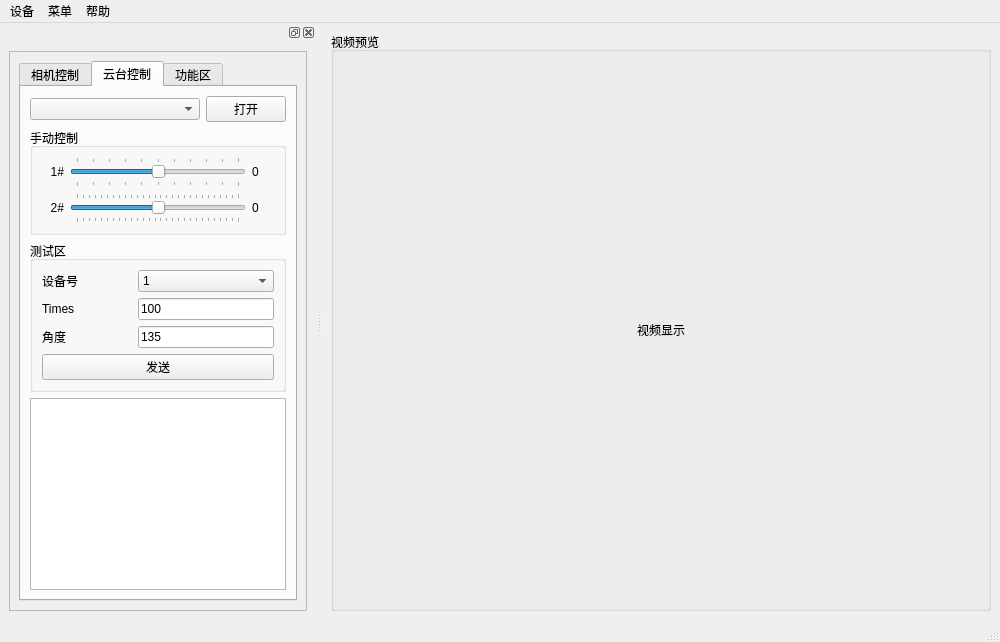
Above: ui/mainwindow.ui from choushunn/ObjectTrackingDemo before the change. Below: the same form after it.
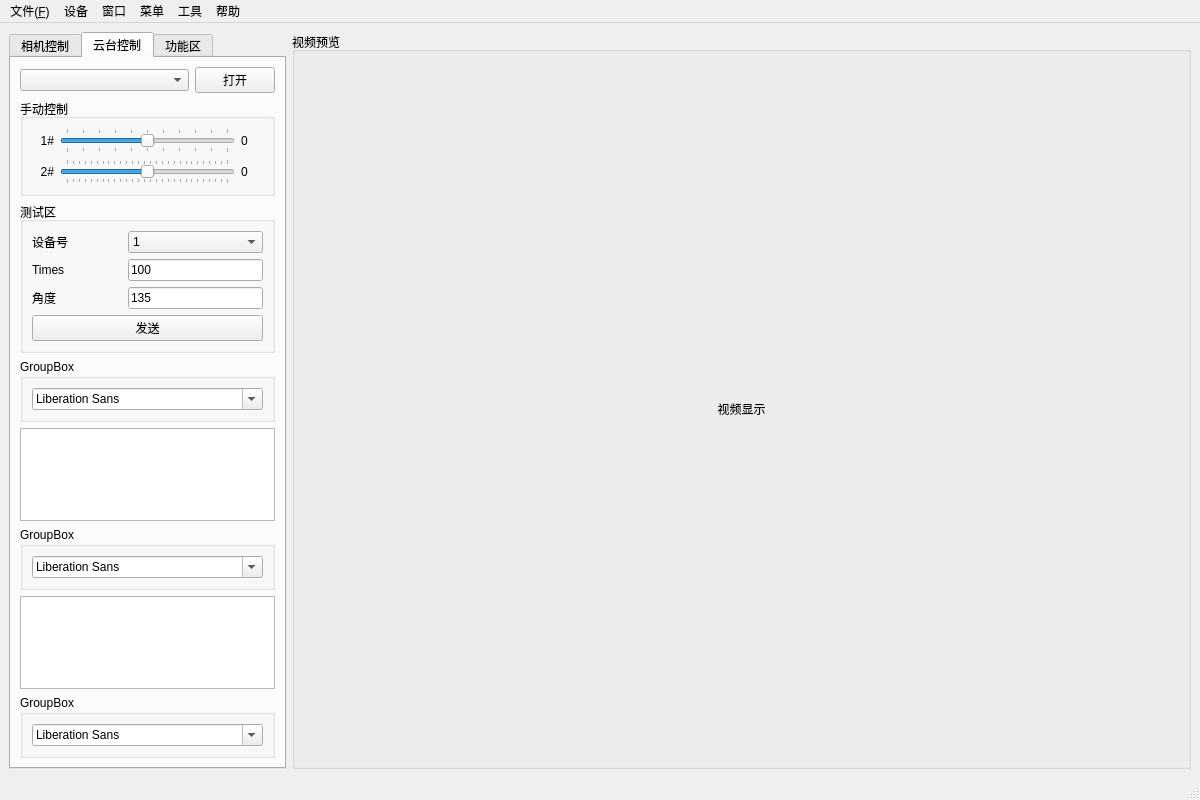
That is the form after the change. The open tabs and pages were chosen to show the change.

Diff of the .ui file:
```diff
--- a/ui/mainwindow.ui
+++ b/ui/mainwindow.ui
@@ -6,8 +6,8 @@
    <rect>
     <x>0</x>
     <y>0</y>
-    <width>1000</width>
-    <height>642</height>
+    <width>1200</width>
+    <height>800</height>
    </rect>
   </property>
   <property name="windowTitle">
@@ -28,87 +28,10 @@
    </property>
    <layout class="QHBoxLayout" name="horizontalLayout">
     <item>
-     <widget class="QGroupBox" name="groupBox">
-      <property name="sizePolicy">
-       <sizepolicy hsizetype="Preferred" vsizetype="Preferred">
-        <horstretch>5</horstretch>
-        <verstretch>0</verstretch>
-       </sizepolicy>
-      </property>
-      <property name="title">
-       <string>视频预览</string>
-      </property>
-      <layout class="QHBoxLayout" name="horizontalLayout_2">
-       <item>
-        <widget class="QLabel" name="m_lbl_display">
-         <property name="text">
-          <string>视频显示</string>
-         </property>
-         <property name="alignment">
-          <set>Qt::AlignCenter</set>
-         </property>
-        </widget>
-       </item>
-      </layout>
-     </widget>
-    </item>
-   </layout>
-  </widget>
-  <widget class="QMenuBar" name="menubar">
-   <property name="geometry">
-    <rect>
-     <x>0</x>
-     <y>0</y>
-     <width>1000</width>
-     <height>17</height>
-    </rect>
-   </property>
-   <widget class="QMenu" name="menu">
-    <property name="title">
-     <string>设备</string>
-    </property>
-   </widget>
-   <widget class="QMenu" name="menu_2">
-    <property name="title">
-     <string>菜单</string>
-    </property>
-   </widget>
-   <widget class="QMenu" name="menu_3">
-    <property name="title">
-     <string>帮助</string>
-    </property>
-   </widget>
-   <addaction name="menu"/>
-   <addaction name="menu_2"/>
-   <addaction name="menu_3"/>
-  </widget>
-  <widget class="QStatusBar" name="statusbar"/>
-  <widget class="QDockWidget" name="dockWidget">
-   <attribute name="dockWidgetArea">
-    <number>1</number>
-   </attribute>
-   <widget class="QWidget" name="dockWidgetContents">
-    <layout class="QVBoxLayout" name="verticalLayout_11">
-     <item>
-      <widget class="QScrollArea" name="scrollArea">
-       <property name="widgetResizable">
-        <bool>true</bool>
-       </property>
-       <widget class="QWidget" name="scrollAreaWidgetContents">
-        <property name="geometry">
-         <rect>
-          <x>0</x>
-          <y>0</y>
-          <width>296</width>
-          <height>564</height>
-         </rect>
-        </property>
-        <layout class="QVBoxLayout" name="verticalLayout_10">
-         <item>
           <widget class="QTabWidget" name="tabWidget">
            <property name="sizePolicy">
             <sizepolicy hsizetype="Preferred" vsizetype="Preferred">
-             <horstretch>2</horstretch>
+        <horstretch>1</horstretch>
              <verstretch>0</verstretch>
             </sizepolicy>
            </property>
@@ -630,6 +553,24 @@
                </layout>
               </widget>
              </item>
+        <item>
+         <widget class="QGroupBox" name="groupBox_6">
+          <property name="sizePolicy">
+           <sizepolicy hsizetype="Preferred" vsizetype="MinimumExpanding">
+            <horstretch>0</horstretch>
+            <verstretch>0</verstretch>
+           </sizepolicy>
+          </property>
+          <property name="title">
+           <string>GroupBox</string>
+          </property>
+          <layout class="QVBoxLayout" name="verticalLayout_11">
+           <item>
+            <widget class="QFontComboBox" name="fontComboBox_2"/>
+           </item>
+          </layout>
+         </widget>
+        </item>
              <item>
               <widget class="QTextBrowser" name="textBrowser1">
                <property name="sizePolicy">
@@ -640,6 +581,52 @@
                </property>
               </widget>
              </item>
+        <item>
+         <widget class="QGroupBox" name="groupBox_7">
+          <property name="sizePolicy">
+           <sizepolicy hsizetype="Preferred" vsizetype="MinimumExpanding">
+            <horstretch>0</horstretch>
+            <verstretch>0</verstretch>
+           </sizepolicy>
+          </property>
+          <property name="title">
+           <string>GroupBox</string>
+          </property>
+          <layout class="QVBoxLayout" name="verticalLayout_12">
+           <item>
+            <widget class="QFontComboBox" name="fontComboBox_3"/>
+           </item>
+          </layout>
+         </widget>
+        </item>
+        <item>
+         <widget class="QTextBrowser" name="textBrowser1_2">
+          <property name="sizePolicy">
+           <sizepolicy hsizetype="Preferred" vsizetype="Preferred">
+            <horstretch>0</horstretch>
+            <verstretch>0</verstretch>
+           </sizepolicy>
+          </property>
+         </widget>
+        </item>
+        <item>
+         <widget class="QGroupBox" name="groupBox_5">
+          <property name="sizePolicy">
+           <sizepolicy hsizetype="Preferred" vsizetype="MinimumExpanding">
+            <horstretch>0</horstretch>
+            <verstretch>0</verstretch>
+           </sizepolicy>
+          </property>
+          <property name="title">
+           <string>GroupBox</string>
+          </property>
+          <layout class="QVBoxLayout" name="verticalLayout_10">
+           <item>
+            <widget class="QFontComboBox" name="fontComboBox"/>
+           </item>
+          </layout>
+         </widget>
+        </item>
             </layout>
            </widget>
            <widget class="QWidget" name="tab3">
@@ -720,13 +707,122 @@
            </widget>
           </widget>
          </item>
-        </layout>
-       </widget>
-      </widget>
+    <item>
+     <widget class="QGroupBox" name="groupBox">
+      <property name="sizePolicy">
+       <sizepolicy hsizetype="Preferred" vsizetype="Preferred">
+        <horstretch>4</horstretch>
+        <verstretch>0</verstretch>
+       </sizepolicy>
+      </property>
+      <property name="title">
+       <string>视频预览</string>
+      </property>
+      <layout class="QHBoxLayout" name="horizontalLayout_2">
+       <item>
+        <widget class="QLabel" name="m_lbl_display">
+         <property name="text">
+          <string>视频显示</string>
+         </property>
+         <property name="alignment">
+          <set>Qt::AlignCenter</set>
+         </property>
+        </widget>
+       </item>
+      </layout>
+     </widget>
      </item>
     </layout>
    </widget>
-  </widget>
+  <widget class="QMenuBar" name="menubar">
+   <property name="geometry">
+    <rect>
+     <x>0</x>
+     <y>0</y>
+     <width>1200</width>
+     <height>17</height>
+    </rect>
+   </property>
+   <widget class="QMenu" name="menu">
+    <property name="title">
+     <string>设备</string>
+    </property>
+   </widget>
+   <widget class="QMenu" name="menu_2">
+    <property name="title">
+     <string>菜单</string>
+    </property>
+   </widget>
+   <widget class="QMenu" name="menu_3">
+    <property name="title">
+     <string>帮助</string>
+    </property>
+   </widget>
+   <widget class="QMenu" name="menu_4">
+    <property name="title">
+     <string>文件(&amp;F)</string>
+    </property>
+    <addaction name="action"/>
+    <addaction name="action_2"/>
+   </widget>
+   <widget class="QMenu" name="menu_5">
+    <property name="title">
+     <string>窗口</string>
+    </property>
+    <addaction name="action_3"/>
+    <addaction name="action_4"/>
+    <addaction name="action_5"/>
+   </widget>
+   <widget class="QMenu" name="menu_6">
+    <property name="title">
+     <string>工具</string>
+    </property>
+   </widget>
+   <addaction name="menu_4"/>
+   <addaction name="menu"/>
+   <addaction name="menu_5"/>
+   <addaction name="menu_2"/>
+   <addaction name="menu_6"/>
+   <addaction name="menu_3"/>
+  </widget>
+  <widget class="QStatusBar" name="statusbar"/>
+  <action name="action">
+   <property name="text">
+    <string>打开</string>
+   </property>
+   <property name="shortcut">
+    <string>Ctrl+N</string>
+   </property>
+  </action>
+  <action name="action_2">
+   <property name="text">
+    <string>关闭</string>
+   </property>
+   <property name="shortcut">
+    <string>Ctrl+W</string>
+   </property>
+  </action>
+  <action name="action_3">
+   <property name="text">
+    <string>全屏(&amp;F11)</string>
+   </property>
+   <property name="toolTip">
+    <string>全屏</string>
+   </property>
+   <property name="shortcut">
+    <string>F11</string>
+   </property>
+  </action>
+  <action name="action_4">
+   <property name="text">
+    <string>最大化</string>
+   </property>
+  </action>
+  <action name="action_5">
+   <property name="text">
+    <string>恢复</string>
+   </property>
+  </action>
  </widget>
  <resources/>
  <connections/>
```
Lines whose indentation alone changed are shown as unchanged.
